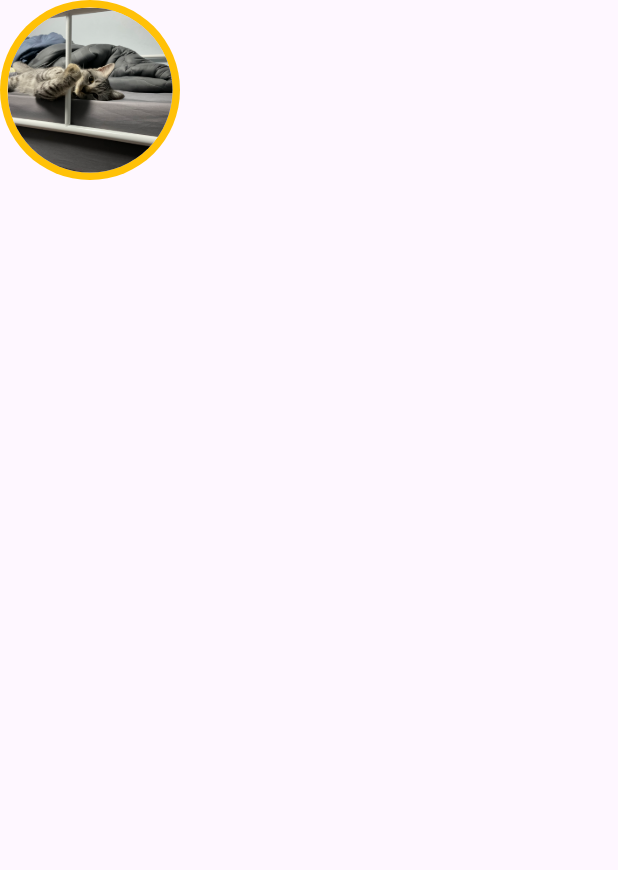
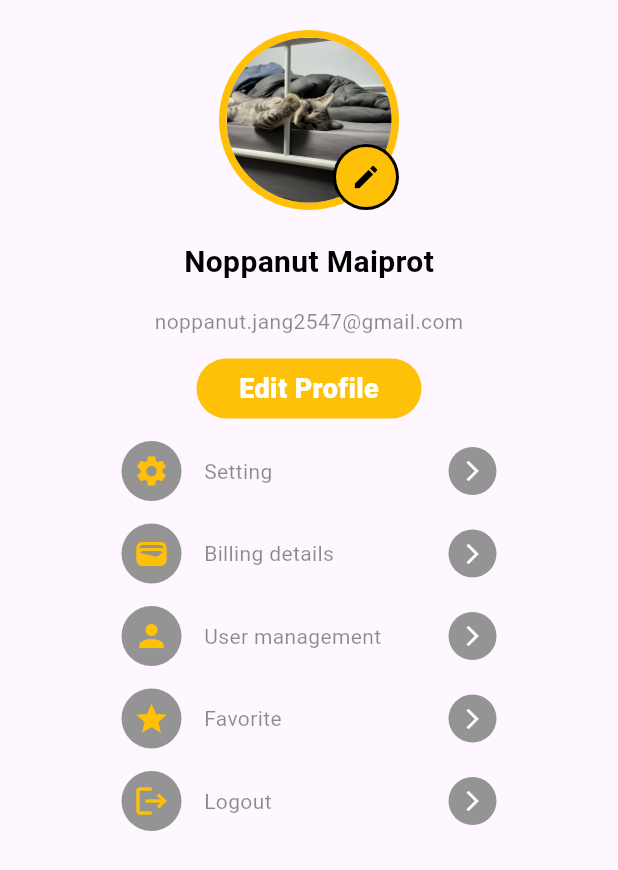
Before and after one commit to Noppanut01/modern_profile, a Flutter app: the screen it shows after launch, on a phone screen of 412 x 824 dp. Shown: the top 870 px of the screen. Run offline on Flutter 3.47's test engine with Material 3 defaults, Android fonts, the phone set to English and light mode, and no system bars; our stand-ins replace google_fonts; Roboto replaces fonts that are missing (Kanit).

Commit message:
add profile and menu

```diff
--- /dev/null
+++ b/lib/components/profile_image.dart
@@ -0,0 +1,38 @@
+import 'package:flutter/material.dart';
+
+import '../constant/constant.dart';
+
+class ProfileImage extends StatelessWidget {
+  const ProfileImage({super.key});
+
+  @override
+  Widget build(BuildContext context) {
+    return Center(
+      child: Stack(
+        alignment: Alignment.bottomRight,
+        children: [
+          CircleAvatar(
+            backgroundColor: Colors.amber,
+            radius: 60,
+            child: CircleAvatar(
+              radius: 55,
+              backgroundImage: AssetImage('lib/images/profile.jpeg'),
+            ),
+          ),
+          CircleAvatar(
+            backgroundColor: bgPrimaryColor,
+            radius: 22,
+            child: CircleAvatar(
+              backgroundColor: Colors.amber,
+              child: Icon(
+                Icons.edit,
+                size: 20,
+                color: Colors.black,
+              ),
+            ),
+          )
+        ],
+      ),
+    );
+  }
+}
--- /dev/null
+++ b/lib/components/profile_menu.dart
@@ -0,0 +1,49 @@
+// ignore_for_file: public_member_api_docs, sort_constructors_first
+import 'package:flutter/material.dart';
+
+import '../constant/constant.dart';
+
+class ProfileMenu extends StatelessWidget {
+  final String title;
+  final IconData icons;
+
+  const ProfileMenu({
+    super.key,
+    required this.title,
+    required this.icons,
+  });
+
+  @override
+  Widget build(BuildContext context) {
+    return SizedBox(
+      width: 250,
+      height: 40,
+      child: Row(
+        // mainAxisAlignment: MainAxisAlignment.spaceBetween,
+        children: [
+          CircleAvatar(
+            backgroundColor: bgSecondaryColor,
+            // radius: 20,
+            child: Icon(
+              icons,
+              size: 24,
+              color: iconPrimaryColor,
+            ),
+          ),
+          SizedBox(width: 15),
+          Text(title, style: textSubTitle),
+          SizedBox(width: 15),
+          Spacer(),
+          CircleAvatar(
+              backgroundColor: bgSecondaryColor,
+              radius: 16,
+              child: Icon(
+                Icons.arrow_forward_ios,
+                size: 16,
+                color: iconSecondaryColor,
+              )),
+        ],
+      ),
+    );
+  }
+}
--- a/lib/constant/constant.dart
+++ b/lib/constant/constant.dart
@@ -17,10 +17,16 @@ const iconSecondaryColor = Colors.white;
 final textTitle = GoogleFonts.kanit(
   fontSize: 20,
   fontWeight: FontWeight.w600,
-  color: textPrimaryColor,
+  color: textSecondaryColor,
 );
 final textSubTitle = GoogleFonts.kanit(
   fontSize: 14,
   fontWeight: FontWeight.w400,
+  color: Colors.black45,
+);
+
+final textBtn = GoogleFonts.kanit(
+  fontSize: 18,
+  fontWeight: FontWeight.w800,
   color: textPrimaryColor,
 );
--- a/lib/screens/profile_screen.dart
+++ b/lib/screens/profile_screen.dart
@@ -1,4 +1,7 @@
 import 'package:flutter/material.dart';
+import '/constant/constant.dart';
+import '../components/profile_image.dart';
+import '../components/profile_menu.dart';
 
 class ProfileScreen extends StatelessWidget {
   const ProfileScreen({super.key});
@@ -8,13 +11,54 @@ class ProfileScreen extends StatelessWidget {
     return Scaffold(
       body: Column(
         children: [
-          CircleAvatar(
-            backgroundColor: Colors.amber,
-            radius: 60,
-            child: CircleAvatar(
-              radius: 55,
-              backgroundImage: AssetImage('lib/images/profile.jpeg'),
+          SizedBox(
+            height: 20,
+          ),
+          ProfileImage(),
+          SizedBox(height: 20),
+          Text(
+            'Noppanut Maiprot',
+            style: textTitle,
+          ),
+          SizedBox(height: 15),
+          Text('noppanut.jang2547@gmail.com', style: textSubTitle),
+          SizedBox(height: 15),
+          Container(
+            width: 150,
+            height: 40,
+            decoration: BoxDecoration(
+              color: Colors.amber,
+              borderRadius: BorderRadius.circular(25.0),
             ),
+            child: Center(
+              child: Text('Edit Profile', style: textBtn),
+            ),
+          ),
+          // Profile menu
+          SizedBox(height: 15),
+          ProfileMenu(
+            title: 'Setting',
+            icons: Icons.settings,
+          ),
+          SizedBox(height: 15),
+          ProfileMenu(
+            title: 'Billing details',
+            icons: Icons.wallet,
+          ),
+          SizedBox(height: 15),
+          ProfileMenu(
+            title: 'User management',
+            icons: Icons.person,
+          ),
+          SizedBox(height: 15),
+          ProfileMenu(
+            title: 'Favorite',
+            icons: Icons.star,
+          ),
+          SizedBox(height: 15),
+          ProfileMenu(
+            title: 'Logout',
+            icons: Icons.logout,
           ),
         ],
       ),
```
Also changed, not shown: 3 other files.
